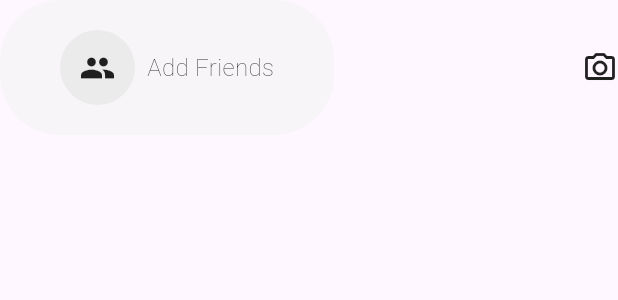
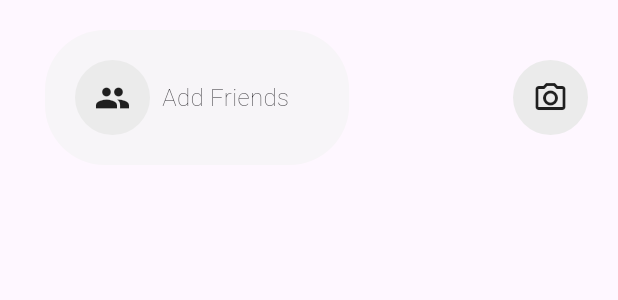
Before and after one commit to mwelwankuta/moodpick, a Flutter app: the FloatingActionButtonWidget widget shown alone on an empty page, opened directly, on a phone screen of 412 x 824 dp. Shown: the top 300 px of the screen. Run offline on Flutter 3.47's test engine with Material 3 defaults, Android fonts, the phone set to English and light mode, and no system bars; our stand-ins replace flutter_svg.

```diff
--- a/lib/src/modules/home/home.dart
+++ b/lib/src/modules/home/home.dart
@@ -1,6 +1,5 @@
 import 'package:flutter/material.dart';
 import 'package:flutter/widgets.dart';
-import 'package:moodpick/src/modules/home/classes/mood.dart';
 import 'package:moodpick/src/modules/home/widgets/mood_post.dart';
 
 class HomeScreen extends StatelessWidget {
--- /dev/null
+++ b/lib/src/modules/home/widgets/fab.dart
@@ -0,0 +1,64 @@
+import 'package:flutter/material.dart';
+
+class FloatingActionButtonWidget extends StatefulWidget {
+  const FloatingActionButtonWidget({super.key});
+
+  @override
+  State<FloatingActionButtonWidget> createState() =>
+      _FloatingActionButtonWidgetState();
+}
+
+class _FloatingActionButtonWidgetState
+    extends State<FloatingActionButtonWidget> {
+  @override
+  Widget build(BuildContext context) {
+    return Container(
+      // push the container to the bottom of the screen
+      padding: const EdgeInsets.fromLTRB(30, 20, 20, 20),
+      child: Row(
+        mainAxisAlignment: MainAxisAlignment.spaceBetween,
+        crossAxisAlignment: CrossAxisAlignment.center,
+        children: [
+          Container(
+            padding: const EdgeInsets.fromLTRB(20, 20, 40, 20),
+            decoration: const BoxDecoration(
+                color: Color.fromRGBO(243, 243, 243, 0.612),
+                borderRadius: BorderRadius.all(Radius.circular(40))),
+            child: Row(
+              children: [
+                // Persons Icon with Background
+                Container(
+                  decoration: const BoxDecoration(
+                    color: Color.fromRGBO(235, 235, 235, 100),
+                    borderRadius: BorderRadius.all(Radius.circular(40)),
+                  ),
+                  height: 50,
+                  width: 50,
+                  child: const Icon(Icons.people),
+                ),
+
+                const SizedBox(
+                  width: 8,
+                ),
+
+                const Text(
+                  'Add Friends',
+                  style: TextStyle(fontSize: 16, fontWeight: FontWeight.w100),
+                )
+              ],
+            ),
+          ),
+          Container(
+            decoration: const BoxDecoration(
+              color: Color.fromRGBO(235, 235, 235, 100),
+              borderRadius: BorderRadius.all(Radius.circular(40)),
+            ),
+            height: 50,
+            width: 50,
+            child: const Icon(Icons.camera_alt_outlined),
+          ),
+        ],
+      ),
+    );
+  }
+}
--- a/lib/src/widgets/fab.dart
+++ /dev/null
@@ -1,53 +0,0 @@
-import 'package:flutter/material.dart';
-
-class FloatingActionButtonWidget extends StatefulWidget {
-  const FloatingActionButtonWidget({super.key});
-
-  @override
-  State<FloatingActionButtonWidget> createState() =>
-      _FloatingActionButtonWidgetState();
-}
-
-class _FloatingActionButtonWidgetState
-    extends State<FloatingActionButtonWidget> {
-  @override
-  Widget build(BuildContext context) {
-    return Row(
-      mainAxisAlignment: MainAxisAlignment.spaceBetween,
-      crossAxisAlignment: CrossAxisAlignment.center,
-      children: [
-        Container(
-          padding: const EdgeInsets.fromLTRB(40, 20, 40, 20),
-          decoration: const BoxDecoration(
-              color: Color.fromRGBO(243, 243, 243, 0.612),
-              borderRadius: BorderRadius.all(Radius.circular(40))),
-          child: Row(
-            children: [
-
-              // Persons Icon with Background
-              Container(
-                decoration: const BoxDecoration(
-                  color: Color.fromRGBO(235, 235, 235, 100),
-                  borderRadius: BorderRadius.all(Radius.circular(40)),
-                ),
-                height: 50,
-                width: 50,
-                child: const Icon(Icons.people),
-              ),
-
-              const SizedBox(
-                width: 8,
-              ),
-
-              const Text(
-                'Add Friends',
-                style: TextStyle(fontSize: 16, fontWeight: FontWeight.w100),
-              )
-            ],
-          ),
-        ),
-        const Icon(Icons.camera_alt_outlined),
-      ],
-    );
-  }
-}
```
Also changed, not shown: lib/src/app.dart (+16 -3 lines), lib/src/modules/authentication/landing.dart (added, +72 -0 lines), lib/src/modules/home/widgets/app_bar.dart (renamed from lib/src/widgets/app_bar.dart, +9 -7 lines), pubspec.yaml (+10 -4 lines), assets/font/inter.ttf (added).
